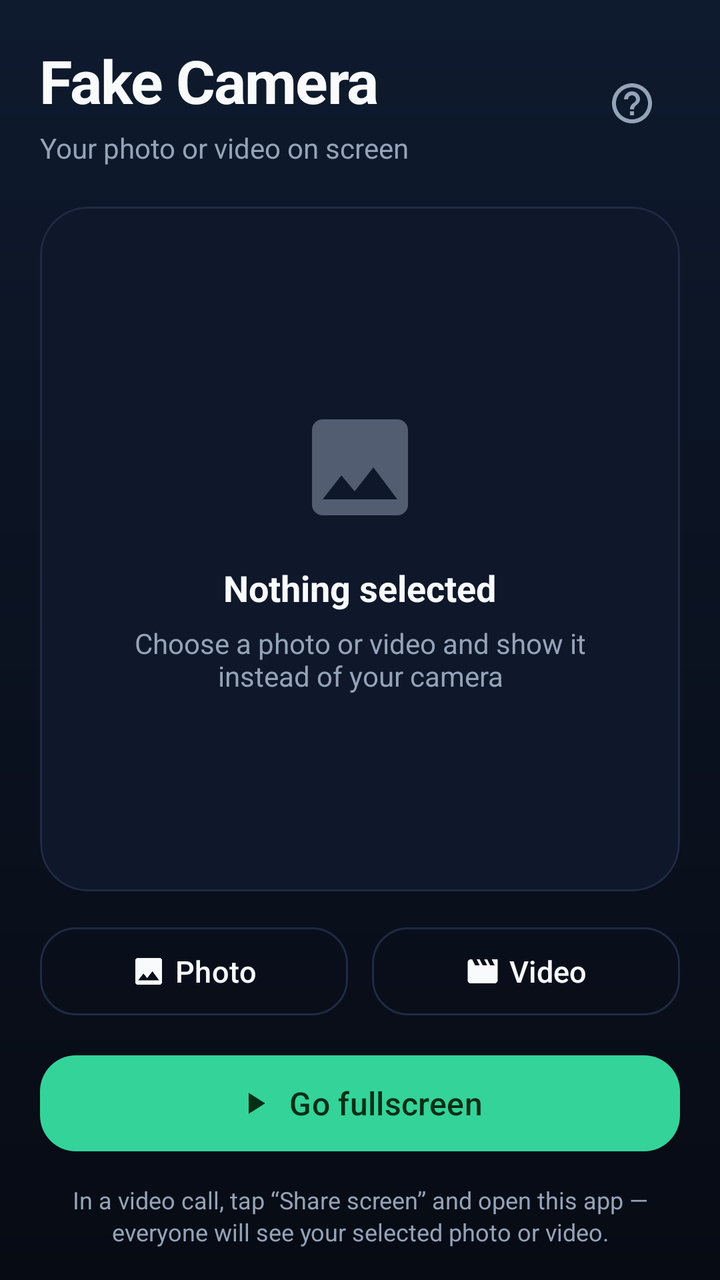
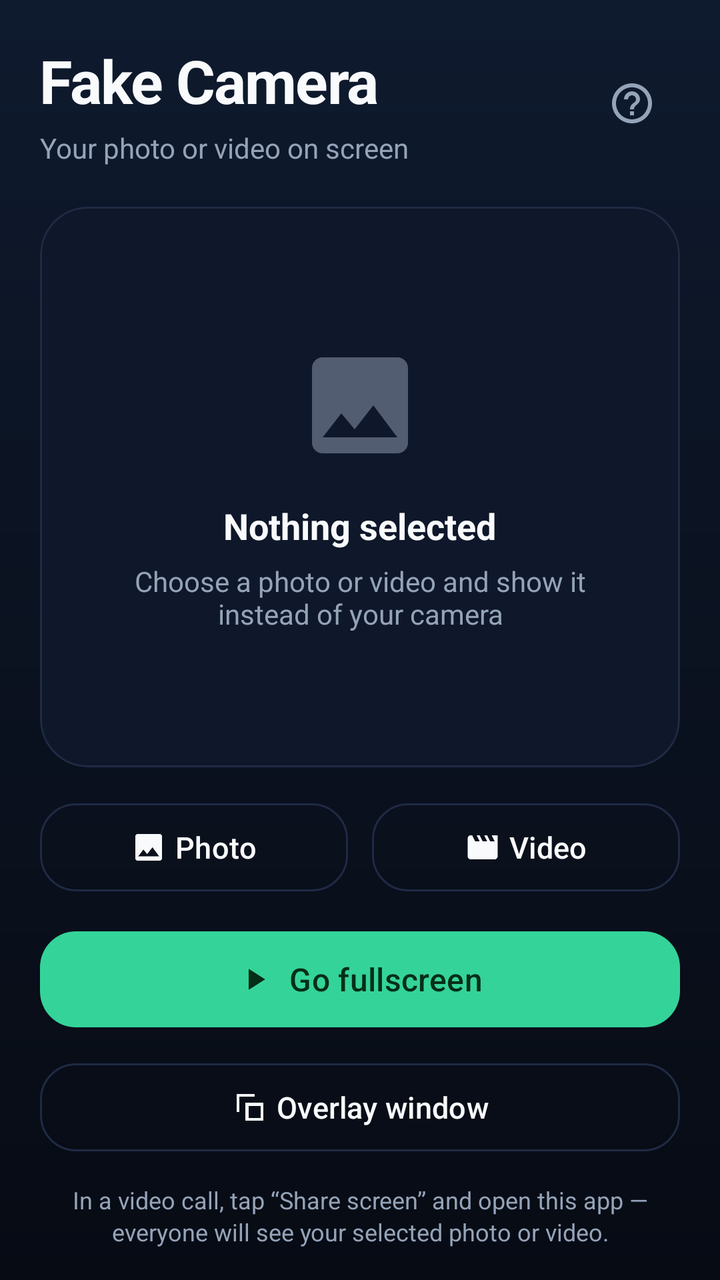

An Android layout rendered at two revisions. The XML below is the earlier revision; the diff shows what the commit changed to produce the second picture.
<!-- AndroidManifest.xml: application theme Theme.FakeCamera -->
<!-- res/layout/activity_main.xml -->
<?xml version="1.0" encoding="utf-8"?>
<LinearLayout xmlns:android="http://schemas.android.com/apk/res/android"
    xmlns:app="http://schemas.android.com/apk/res-auto"
    android:layout_width="match_parent"
    android:layout_height="match_parent"
    android:background="@drawable/bg_main"
    android:orientation="vertical"
    android:paddingStart="20dp"
    android:paddingTop="20dp"
    android:paddingEnd="20dp"
    android:paddingBottom="16dp">

    <LinearLayout
        android:layout_width="match_parent"
        android:layout_height="wrap_content"
        android:gravity="center_vertical"
        android:orientation="horizontal">

        <LinearLayout
            android:layout_width="0dp"
            android:layout_height="wrap_content"
            android:layout_weight="1"
            android:orientation="vertical">

            <TextView
                android:layout_width="wrap_content"
                android:layout_height="wrap_content"
                android:letterSpacing="-0.02"
                android:text="@string/app_name"
                android:textColor="@color/text_primary"
                android:textSize="30sp"
                android:textStyle="bold" />

            <TextView
                android:layout_width="wrap_content"
                android:layout_height="wrap_content"
                android:layout_marginTop="4dp"
                android:text="@string/subtitle"
                android:textColor="@color/text_secondary"
                android:textSize="14sp" />
        </LinearLayout>

        <ImageButton
            android:id="@+id/btnHelp"
            android:layout_width="48dp"
            android:layout_height="48dp"
            android:background="?attr/selectableItemBackgroundBorderless"
            android:contentDescription="@string/help"
            android:src="@drawable/ic_help"
            app:tint="@color/text_secondary" />
    </LinearLayout>

    <com.google.android.material.card.MaterialCardView
        android:layout_width="match_parent"
        android:layout_height="0dp"
        android:layout_marginTop="20dp"
        android:layout_weight="1"
        app:cardBackgroundColor="@color/surface"
        app:cardCornerRadius="24dp"
        app:cardElevation="0dp"
        app:strokeColor="@color/stroke"
        app:strokeWidth="1dp">

        <FrameLayout
            android:layout_width="match_parent"
            android:layout_height="match_parent"
            android:background="@drawable/bg_preview"
            android:clipToOutline="true">

            <ImageView
                android:id="@+id/previewImage"
                android:layout_width="match_parent"
                android:layout_height="match_parent"
                android:contentDescription="@string/preview"
                android:scaleType="centerCrop"
                android:visibility="gone" />

            <androidx.media3.ui.PlayerView
                android:id="@+id/previewVideo"
                android:layout_width="match_parent"
                android:layout_height="match_parent"
                android:visibility="gone"
                app:resize_mode="zoom"
                app:shutter_background_color="@color/surface"
                app:surface_type="texture_view"
                app:use_controller="false" />

            <ProgressBar
                android:id="@+id/previewLoading"
                style="?android:attr/progressBarStyle"
                android:layout_width="40dp"
                android:layout_height="40dp"
                android:layout_gravity="center"
                android:indeterminateTint="@color/accent"
                android:visibility="gone" />

            <LinearLayout
                android:id="@+id/emptyState"
                android:layout_width="match_parent"
                android:layout_height="match_parent"
                android:gravity="center"
                android:orientation="vertical"
                android:padding="24dp">

                <ImageView
                    android:layout_width="64dp"
                    android:layout_height="64dp"
                    android:alpha="0.5"
                    android:contentDescription="@null"
                    android:src="@drawable/ic_photo"
                    app:tint="@color/text_secondary" />

                <TextView
                    android:layout_width="wrap_content"
                    android:layout_height="wrap_content"
                    android:layout_marginTop="16dp"
                    android:text="@string/empty_title"
                    android:textColor="@color/text_primary"
                    android:textSize="18sp"
                    android:textStyle="bold" />

                <TextView
                    android:layout_width="wrap_content"
                    android:layout_height="wrap_content"
                    android:layout_marginTop="6dp"
                    android:gravity="center"
                    android:text="@string/empty_subtitle"
                    android:textColor="@color/text_secondary"
                    android:textSize="14sp" />
            </LinearLayout>
        </FrameLayout>
    </com.google.android.material.card.MaterialCardView>

    <TextView
        android:id="@+id/fileName"
        android:layout_width="match_parent"
        android:layout_height="wrap_content"
        android:layout_marginTop="10dp"
        android:ellipsize="middle"
        android:gravity="center"
        android:maxLines="1"
        android:textColor="@color/text_secondary"
        android:textSize="13sp"
        android:visibility="gone" />

    <LinearLayout
        android:layout_width="match_parent"
        android:layout_height="wrap_content"
        android:layout_marginTop="14dp"
        android:orientation="horizontal">

        <com.google.android.material.button.MaterialButton
            android:id="@+id/btnPickImage"
            style="@style/Widget.FakeCamera.Button.Outlined"
            android:layout_width="0dp"
            android:layout_height="wrap_content"
            android:layout_marginEnd="6dp"
            android:layout_weight="1"
            android:text="@string/pick_image"
            app:icon="@drawable/ic_photo"
            app:iconGravity="textStart" />

        <com.google.android.material.button.MaterialButton
            android:id="@+id/btnPickVideo"
            style="@style/Widget.FakeCamera.Button.Outlined"
            android:layout_width="0dp"
            android:layout_height="wrap_content"
            android:layout_marginStart="6dp"
            android:layout_weight="1"
            android:text="@string/pick_video"
            app:icon="@drawable/ic_video"
            app:iconGravity="textStart" />
    </LinearLayout>

    <com.google.android.material.button.MaterialButton
        android:id="@+id/btnStart"
        style="@style/Widget.FakeCamera.Button"
        android:layout_width="match_parent"
        android:layout_height="wrap_content"
        android:layout_marginTop="12dp"
        android:enabled="false"
        android:text="@string/start"
        android:textColor="@color/accent_dark"
        app:backgroundTint="@color/accent"
        app:icon="@drawable/ic_play"
        app:iconGravity="textStart"
        app:iconTint="@color/accent_dark" />

    <TextView
        android:layout_width="match_parent"
        android:layout_height="wrap_content"
        android:layout_marginTop="12dp"
        android:gravity="center"
        android:lineSpacingExtra="2dp"
        android:text="@string/hint_main"
        android:textColor="@color/text_secondary"
        android:textSize="12sp" />

</LinearLayout>
<!-- resources referenced by this layout -->
<resources>
  <color name="accent">#34D399</color>
  <color name="accent_dark">#052E16</color>
  <color name="stroke">#1F2A44</color>
  <color name="surface">#0F172A</color>
  <color name="text_primary">#F8FAFC</color>
  <color name="text_secondary">#94A3B8</color>
  <!-- drawable bg_main (drawable) -->
  <?xml version="1.0" encoding="utf-8"?>
  <shape xmlns:android="http://schemas.android.com/apk/res/android"
      android:shape="rectangle">
      <gradient
          android:angle="270"
          android:centerColor="#0B1220"
          android:endColor="#070B14"
          android:startColor="#0E1A2E"
          android:type="linear" />
  </shape>
  <!-- drawable bg_preview (drawable) -->
  <?xml version="1.0" encoding="utf-8"?>
  <shape xmlns:android="http://schemas.android.com/apk/res/android"
      android:shape="rectangle">
      <solid android:color="@color/surface" />
      <corners android:radius="24dp" />
  </shape>
  <!-- drawable ic_photo (drawable) -->
  <?xml version="1.0" encoding="utf-8"?>
  <vector xmlns:android="http://schemas.android.com/apk/res/android"
      android:width="24dp"
      android:height="24dp"
      android:viewportWidth="24"
      android:viewportHeight="24">
      <path
          android:fillColor="#FFFFFFFF"
          android:pathData="M21,19V5c0,-1.1 -0.9,-2 -2,-2H5C3.9,3 3,3.9 3,5v14c0,1.1 0.9,2 2,2h14c1.1,0 2,-0.9 2,-2zM8.5,13.5l2.5,3.01L14.5,12l4.5,6H5l3.5,-4.5z" />
  </vector>
  <!-- drawable ic_play (drawable) -->
  <?xml version="1.0" encoding="utf-8"?>
  <vector xmlns:android="http://schemas.android.com/apk/res/android"
      android:width="24dp"
      android:height="24dp"
      android:viewportWidth="24"
      android:viewportHeight="24">
      <path
          android:fillColor="#FFFFFFFF"
          android:pathData="M8,5v14l11,-7z" />
  </vector>
  <!-- drawable ic_video (drawable) -->
  <?xml version="1.0" encoding="utf-8"?>
  <vector xmlns:android="http://schemas.android.com/apk/res/android"
      android:width="24dp"
      android:height="24dp"
      android:viewportWidth="24"
      android:viewportHeight="24">
      <path
          android:fillColor="#FFFFFFFF"
          android:pathData="M18,4l2,4h-3l-2,-4h-2l2,4h-3l-2,-4H8l2,4H7L5,4H4c-1.1,0 -1.99,0.9 -1.99,2L2,18c0,1.1 0.9,2 2,2h16c1.1,0 2,-0.9 2,-2V4h-4z" />
  </vector>
  <string name="app_name">Fake Camera</string>
  <string name="empty_subtitle">Choose a photo or video and show it instead of your camera</string>
  <string name="empty_title">Nothing selected</string>
  <string name="help">Help</string>
  <string name="hint_main">In a video call, tap “Share screen” and open this app — everyone will see your selected photo or video.</string>
  <string name="pick_image">Photo</string>
  <string name="pick_video">Video</string>
  <string name="preview">Preview</string>
  <string name="start">Go fullscreen</string>
  <string name="subtitle">Your photo or video on screen</string>
  <style name="Widget.FakeCamera.Button" parent="Widget.Material3.Button">
          <item name="android:minHeight">56dp</item>
          <item name="android:textSize">16sp</item>
          <item name="android:textAllCaps">false</item>
          <item name="cornerRadius">18dp</item>
      </style>
  <color name="bg">#0B1220</color>
  <color name="surface_alt">#111C31</color>
  <!-- unchanged entries left out for length: 3 -->
</resources>

<!-- the commit's change to res/layout/activity_main.xml (unified diff, before → after) -->
@@ -186,6 +186,17 @@
         app:iconGravity="textStart"
         app:iconTint="@color/accent_dark" />
 
+    <com.google.android.material.button.MaterialButton
+        android:id="@+id/btnOverlay"
+        style="@style/Widget.FakeCamera.Button.Outlined"
+        android:layout_width="match_parent"
+        android:layout_height="wrap_content"
+        android:layout_marginTop="10dp"
+        android:enabled="false"
+        android:text="@string/overlay_start"
+        app:icon="@drawable/ic_overlay"
+        app:iconGravity="textStart" />
+
     <TextView
         android:layout_width="match_parent"
         android:layout_height="wrap_content"
<!-- resource entries referenced after the edit -->
@@ -24,6 +24,17 @@
       <solid android:color="@color/surface" />
       <corners android:radius="24dp" />
   </shape>
+  <!-- drawable ic_overlay (drawable) -->
+  <?xml version="1.0" encoding="utf-8"?>
+  <vector xmlns:android="http://schemas.android.com/apk/res/android"
+      android:width="24dp"
+      android:height="24dp"
+      android:viewportWidth="24"
+      android:viewportHeight="24">
+      <path
+          android:fillColor="#FFFFFFFF"
+          android:pathData="M3,3h12v2H5v10H3V3zM9,9h12v12H9V9zM11,11v8h8v-8h-8z" />
+  </vector>
   <!-- drawable ic_photo (drawable) -->
   <?xml version="1.0" encoding="utf-8"?>
   <vector xmlns:android="http://schemas.android.com/apk/res/android"
@@ -62,6 +73,7 @@
   <string name="empty_title">Nothing selected</string>
   <string name="help">Help</string>
   <string name="hint_main">In a video call, tap “Share screen” and open this app — everyone will see your selected photo or video.</string>
+  <string name="overlay_start">Overlay window</string>
   <string name="pick_image">Photo</string>
   <string name="pick_video">Video</string>
   <string name="preview">Preview</string>
